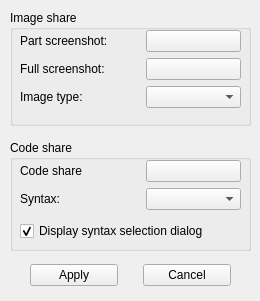
Above: client/config.ui from bakwc/Pastexen before the change. Below: the same form after it.
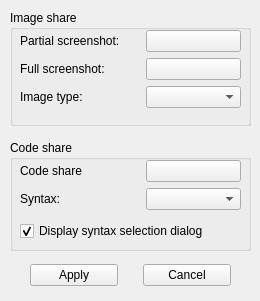
That is the form after the change. Icons and pictures are not drawn.

```diff
--- a/client/config.ui
+++ b/client/config.ui
@@ -233,7 +233,7 @@
         <enum>Qt::LeftToRight</enum>
        </property>
        <property name="text">
-        <string>Part screenshot:</string>
+        <string>Partial screenshot:</string>
        </property>
       </widget>
      </item>
```
